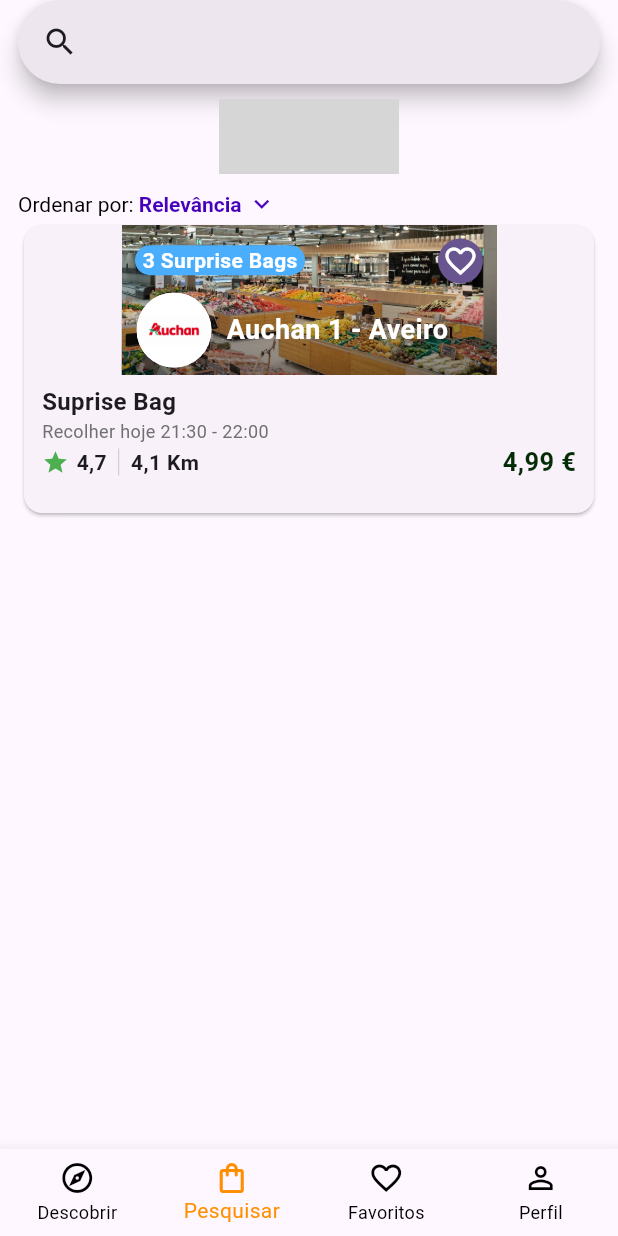
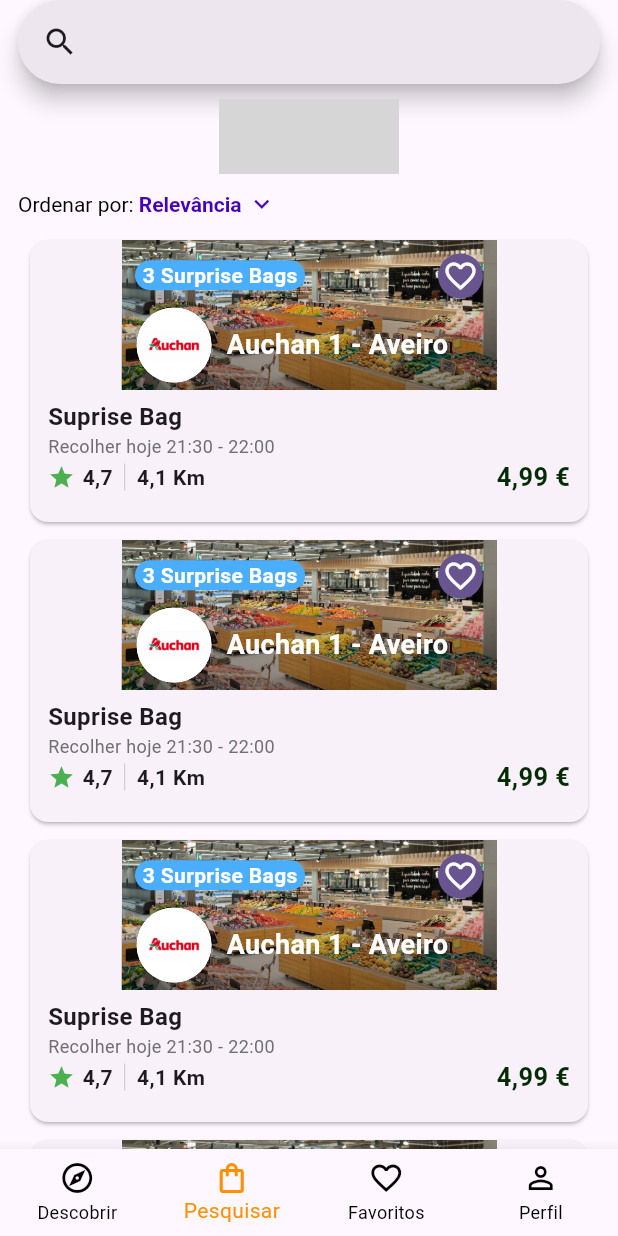
Before and after one commit to Migas77/homework_cm, a Flutter app: the screen it shows after launch, item 2 of the bottom bar chosen, on a phone screen of 412 x 824 dp. Run offline on Flutter 3.47's test engine with Material 3 defaults, Android fonts, the phone set to English and light mode, and no system bars; drawn by our look-alikes of animated_toggle_switch; our stand-ins replace google_maps_flutter; grey boxes are pictures that could not be loaded.

Commit message:
list view store cards

```diff
--- a/lib/screens/search_screen.dart
+++ b/lib/screens/search_screen.dart
@@ -158,18 +158,45 @@
                   ),
                 ]
               ),
-              Row(
-                children: [
-                  const BigStoreCard(
+            ],
+          ),
+          Expanded(
+            child: ListView(
+              padding: const EdgeInsets.all(8),
+              children: <Widget>[
+                const BigStoreCard(
                     storeName: "Auchan 1 - Aveiro",
                     storeImagePath: "assets/images/AuchanAveiro.jpg",
                     storeLogoPath: "assets/images/AuchanLogo.jpg",
                     availableSurpriseBags: 3
-                  ),
-                ],
-              ),
-            ],
-          ),
+                ),
+                const BigStoreCard(
+                    storeName: "Auchan 1 - Aveiro",
+                    storeImagePath: "assets/images/AuchanAveiro.jpg",
+                    storeLogoPath: "assets/images/AuchanLogo.jpg",
+                    availableSurpriseBags: 3
+                ),
+                const BigStoreCard(
+                    storeName: "Auchan 1 - Aveiro",
+                    storeImagePath: "assets/images/AuchanAveiro.jpg",
+                    storeLogoPath: "assets/images/AuchanLogo.jpg",
+                    availableSurpriseBags: 3
+                ),
+                const BigStoreCard(
+                    storeName: "Auchan 1 - Aveiro",
+                    storeImagePath: "assets/images/AuchanAveiro.jpg",
+                    storeLogoPath: "assets/images/AuchanLogo.jpg",
+                    availableSurpriseBags: 3
+                ),
+                const BigStoreCard(
+                    storeName: "Auchan 1 - Aveiro",
+                    storeImagePath: "assets/images/AuchanAveiro.jpg",
+                    storeLogoPath: "assets/images/AuchanLogo.jpg",
+                    availableSurpriseBags: 3
+                ),
+              ],
+            ),
+          )
         ],
       ),
     );
--- a/lib/widgets/big_store_card.dart
+++ b/lib/widgets/big_store_card.dart
@@ -24,6 +24,7 @@
         maxHeight: 200,
       ),
       child: Card(
+        margin: const EdgeInsets.symmetric(vertical: 6),
         clipBehavior: Clip.hardEdge,
         child: InkWell(
           splashColor: const Color(0x1F0000FF), // Equivalent to Colors.blue.withAlpha(30)
```
